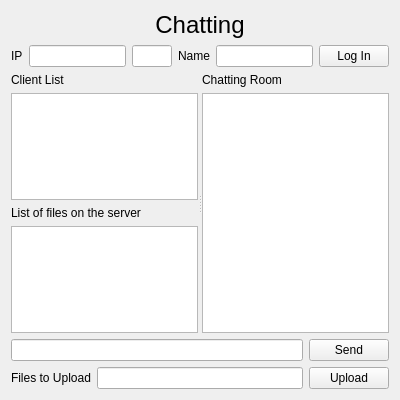
The window that chattingform.ui (ChunJeong27/CRMMiniProject) describes before a commit, drawn with Qt 5.
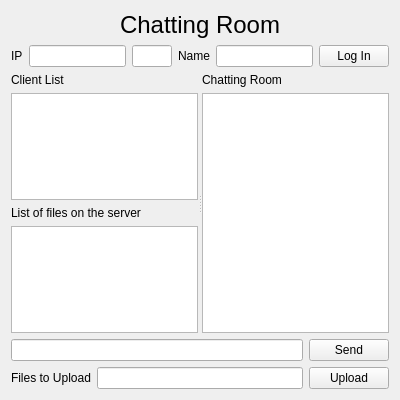
The same window after the commit.

Commit message: 단순 UI 수정

```diff
--- a/chattingform.ui
+++ b/chattingform.ui
@@ -28,7 +28,7 @@
       </font>
      </property>
      <property name="text">
-      <string>Chatting</string>
+      <string>Chatting Room</string>
      </property>
      <property name="alignment">
       <set>Qt::AlignCenter</set>
```
The commit also changes 4 other files.
